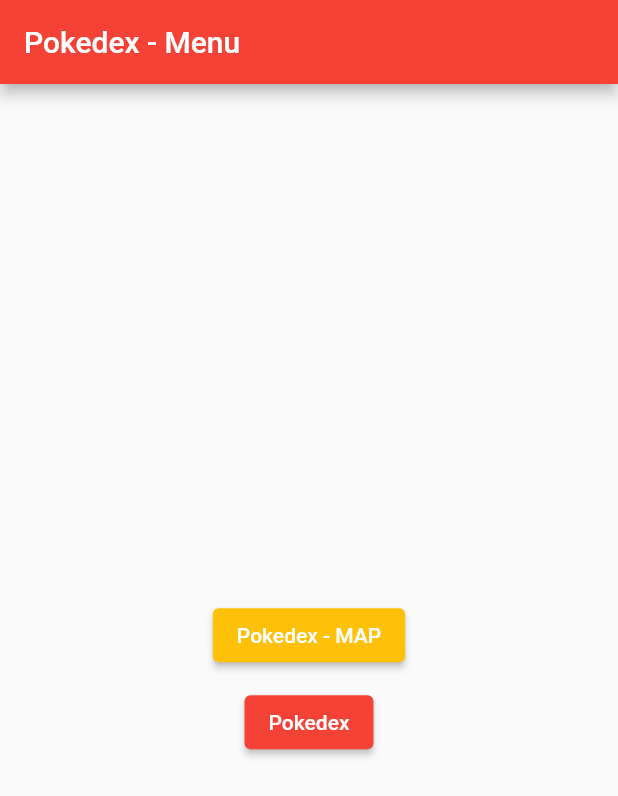
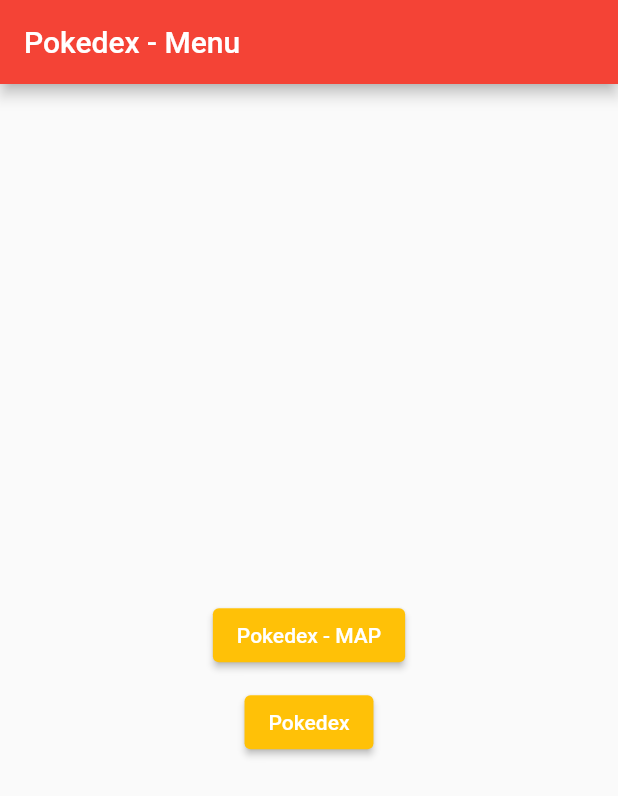
Before and after one commit to PurpleGuy635/pokedex_flutter, a Flutter app: the screen it shows after launch, on a phone screen of 412 x 824 dp. Shown: the top 796 px of the screen. Run offline on Flutter 3.47's test engine with Material 2 defaults, Android fonts, the phone set to English and light mode, and no system bars.

Commit message:
3 image region

```diff
--- a/lib/menu.dart
+++ b/lib/menu.dart
@@ -29,7 +29,7 @@ class HomeScreen extends StatelessWidget {
               child: const Text("Pokedex"),
               style: ButtonStyle(
                 backgroundColor:
-                    MaterialStateProperty.resolveWith((states) => Colors.red),
+                    MaterialStateProperty.resolveWith((states) => Colors.amber),
               ),
             ),
           ],
```
Also changed, not shown: asset/Johto.png (added), asset/Kanto.png (added), 1 other file.
